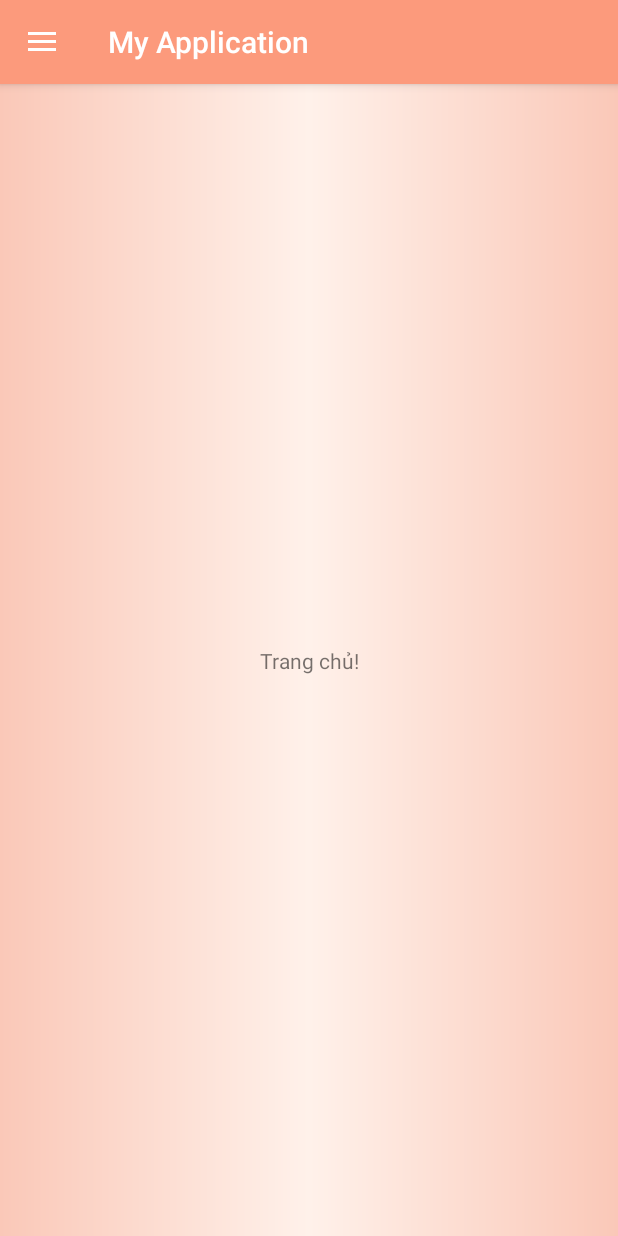
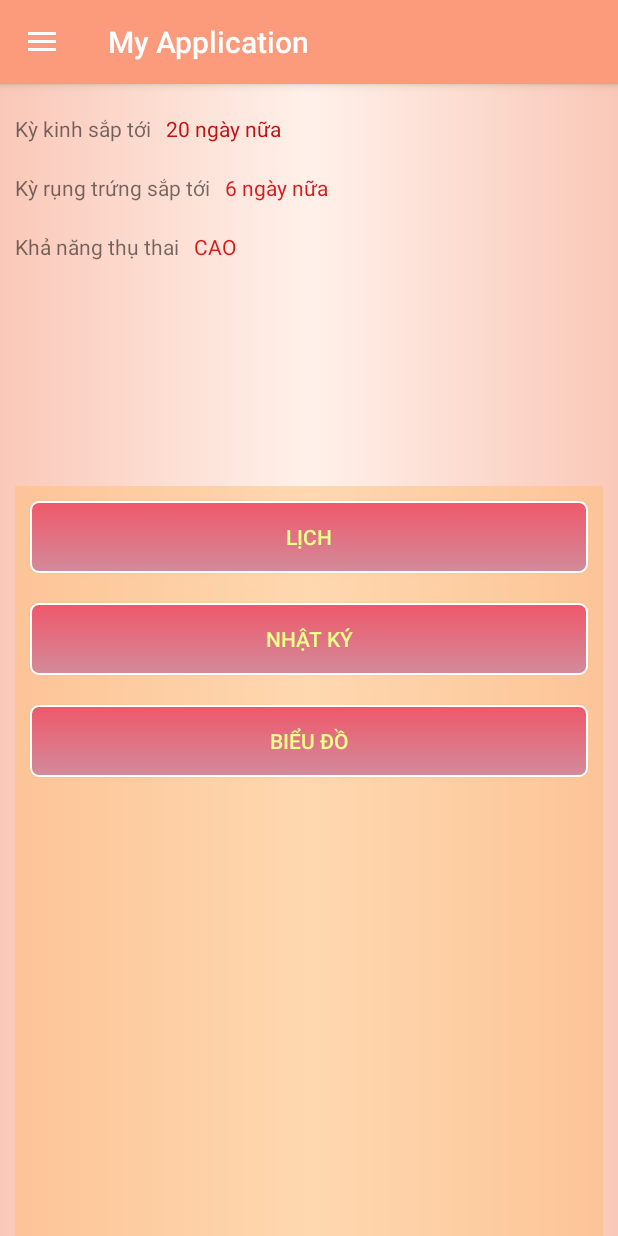
Before and after one commit to ngahuynh1810/appPeriod, an Android app: the screen it shows after launch (MainActivity), on a phone screen of 412 x 824 dp. Run offline under Robolectric (Android 15) with nearby library versions, the phone set to English and light mode, and no system bars.

Commit message:
update trang chủ

```diff
--- /dev/null
+++ b/app/src/main/res/drawable/custom_button_home.xml
@@ -0,0 +1,49 @@
+<?xml version="1.0" encoding="utf-8"?>
+<selector xmlns:android="http://schemas.android.com/apk/res/android"  android:layout_height="10dp">
+    <item android:state_pressed="true" >   <!-- Trạng thái khi nút click -->
+        <shape>
+            <gradient
+                android:startColor="#f4003d"
+                android:endColor="#da5e79"
+                android:angle="270" />
+
+            <stroke
+                android:width="1dp"
+                android:color="#FFFFFF" />
+
+            <corners
+                android:radius="5dp" />
+
+            <padding
+                android:left="10dp"
+                android:top="10dp"
+                android:right="10dp"
+                android:bottom="10dp" />
+        </shape>
+    </item>
+
+    <item>            <!-- Trạng thái bình thường khi không click -->
+        <shape>
+            <gradient
+                android:startColor="#ef586a"
+                android:endColor="#d28b9b"
+                android:angle="270" />
+            <!--<solid-->
+                <!--android:color="#d76767" />            &lt;!&ndash; Thiết lập màu nền cho nút &ndash;&gt;-->
+
+            <stroke
+                android:width="1dp"
+                android:color="#FFFFFF" />
+
+            <corners
+                android:radius="5dp" />
+
+            <padding
+                android:left="10dp"
+                android:top="10dp"
+                android:right="10dp"
+                android:bottom="10dp" />
+        </shape>
+    </item>
+
+</selector>
--- a/app/src/main/res/layout/content_main.xml
+++ b/app/src/main/res/layout/content_main.xml
@@ -1,5 +1,5 @@
 <?xml version="1.0" encoding="utf-8"?>
-<android.support.constraint.ConstraintLayout xmlns:android="http://schemas.android.com/apk/res/android"
+<LinearLayout xmlns:android="http://schemas.android.com/apk/res/android"
     xmlns:app="http://schemas.android.com/apk/res-auto"
     xmlns:tools="http://schemas.android.com/tools"
     android:layout_width="match_parent"
@@ -7,15 +7,106 @@
     app:layout_behavior="@string/appbar_scrolling_view_behavior"
     tools:context="com.example.mattershmily.myapplication.MainActivity"
     tools:showIn="@layout/app_bar_main"
-    android:background="@drawable/background_image">
+    android:background="@drawable/background_image"
 
-    <TextView
+    android:orientation="vertical">
+    <LinearLayout
         android:layout_width="wrap_content"
         android:layout_height="wrap_content"
-        android:text="Trang chủ!"
-        app:layout_constraintBottom_toBottomOf="parent"
-        app:layout_constraintLeft_toLeftOf="parent"
-        app:layout_constraintRight_toRightOf="parent"
-        app:layout_constraintTop_toTopOf="parent" />
+        android:orientation="horizontal">
+        <TextView
+            android:layout_width="match_parent"
+            android:layout_height="wrap_content"
+            android:text="Kỳ kinh sắp tới   "
+            android:layout_marginTop="20dp"
+            android:layout_marginLeft="10dp"
+            />
+        <TextView
+            android:layout_width="match_parent"
+            android:layout_height="wrap_content"
+            android:text="20 ngày nữa"
+            android:textColor="#bf1313"
+            android:layout_marginTop="20dp"
+            />
+    </LinearLayout>
+    <LinearLayout
+        android:layout_width="wrap_content"
+        android:layout_height="wrap_content"
+        android:orientation="horizontal">
+        <TextView
+            android:layout_width="match_parent"
+            android:layout_height="wrap_content"
+            android:text="Kỳ rụng trứng sắp tới   "
+            android:layout_marginTop="20dp"
+            android:layout_marginLeft="10dp"
 
-</android.support.constraint.ConstraintLayout>
+            />
+        <TextView
+            android:layout_width="match_parent"
+            android:layout_height="wrap_content"
+            android:text="6 ngày nữa"
+            android:layout_marginTop="20dp"
+            android:textColor="#d61d1d"
+            />
+
+    </LinearLayout>
+    <LinearLayout
+        android:layout_width="wrap_content"
+        android:layout_height="wrap_content"
+        android:orientation="horizontal">
+        <TextView
+            android:layout_width="match_parent"
+            android:layout_height="wrap_content"
+            android:text="Khả năng thụ thai   "
+            android:layout_marginTop="20dp"
+            android:layout_marginLeft="10dp"
+
+            />
+        <TextView
+            android:layout_width="match_parent"
+            android:layout_height="wrap_content"
+            android:text="CAO"
+            android:layout_marginTop="20dp"
+            android:textColor="#d61d1d"
+            />
+
+    </LinearLayout>
+
+    <LinearLayout
+        android:layout_width="match_parent"
+
+        android:layout_height="500dp"
+        android:layout_marginBottom="100dp"
+        android:layout_marginLeft="10dp"
+        android:layout_marginRight="10dp"
+        android:orientation="vertical"
+        android:layout_marginTop="150dp"
+        android:background="#80ffbf77">
+
+        <Button
+            android:layout_width="match_parent"
+            android:layout_height="wrap_content"
+            android:layout_margin="10dp"
+            android:background="@drawable/custom_button_home"
+            android:textColor="#eeff8b"
+            android:text="Lịch" />
+
+        <Button
+            android:id="@+id/button"
+            android:layout_width="match_parent"
+            android:layout_height="wrap_content"
+            android:layout_margin="10dp"
+            android:background="@drawable/custom_button_home"
+            android:text="Nhật ký"
+            android:textColor="#eeff8b"
+            />
+
+        <Button
+            android:layout_width="match_parent"
+            android:layout_height="wrap_content"
+            android:layout_margin="10dp"
+            android:background="@drawable/custom_button_home"
+            android:textColor="#eeff8b"
+            android:text="Biểu đồ" />
+    </LinearLayout>
+</LinearLayout>
```
Also changed, not shown: app/src/main/res/drawable/home.png (added).
